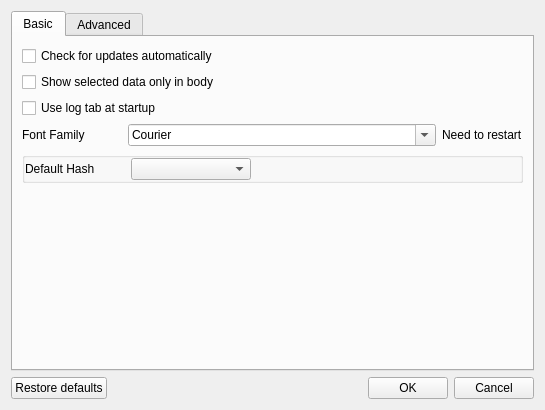
Qt form BerEditor/settings_dlg.ui (jykim74/BerEditor) before a commit.
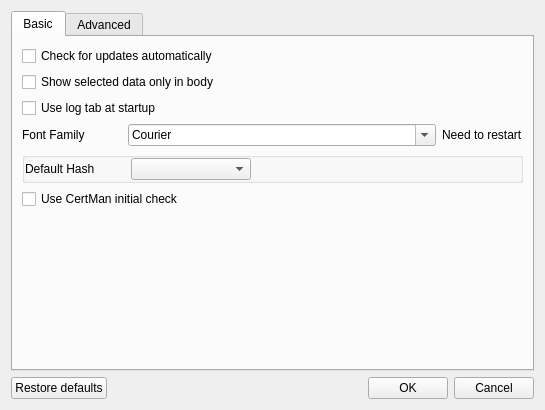
The same form after that commit.

Commit message: Use CertMan 초기 체크 설정 작업

```diff
--- a/BerEditor/settings_dlg.ui
+++ b/BerEditor/settings_dlg.ui
@@ -33,7 +33,7 @@
        <string>Basic</string>
       </attribute>
       <layout class="QGridLayout" name="gridLayout_2">
-       <item row="3" column="0">
+       <item row="4" column="0">
         <spacer name="verticalSpacer">
          <property name="orientation">
           <enum>Qt::Vertical</enum>
@@ -186,6 +186,13 @@
          </item>
         </layout>
        </item>
+       <item row="3" column="0">
+        <widget class="QCheckBox" name="mUseCertManCheck">
+         <property name="text">
+          <string>Use CertMan initial check</string>
+         </property>
+        </widget>
+       </item>
       </layout>
      </widget>
      <widget class="QWidget" name="mAdvancedTab">
```
Left out of the diff: 62 changed lines with no effect on the pictures. The commit also changes 3 other files.
